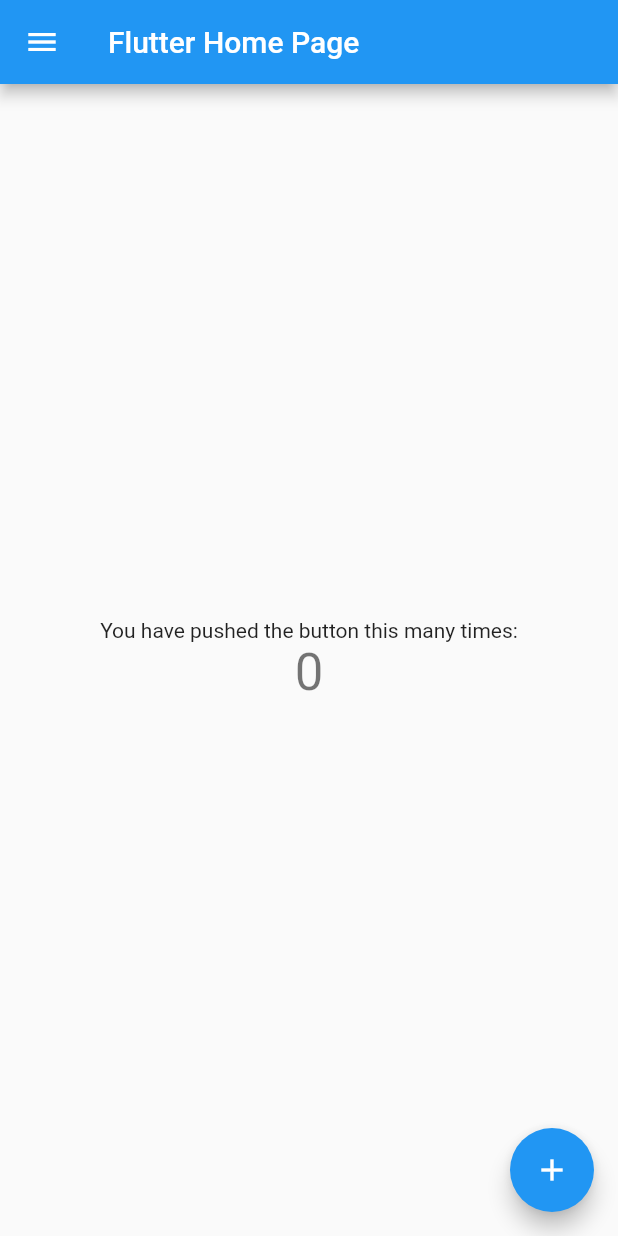
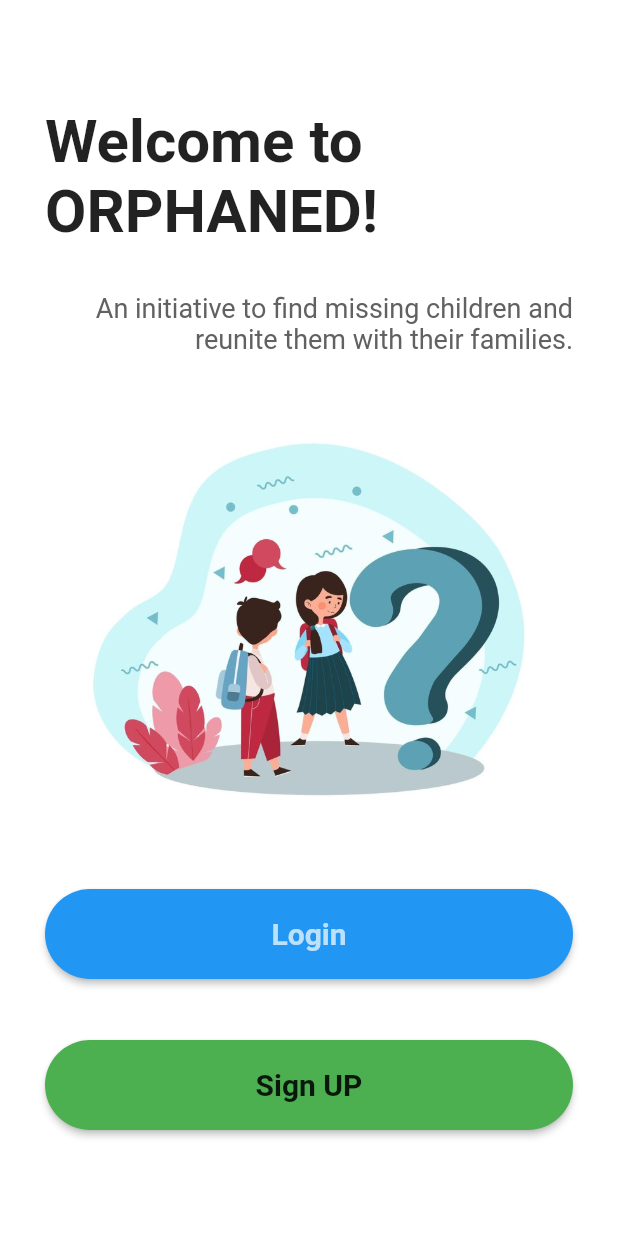
Before and after one commit to MajorProject-Orphaned/MajorProj-Orphaned-Frontend, a Flutter app: the screen it shows after launch, on a phone screen of 412 x 824 dp. Run offline on Flutter 3.47's test engine with Material 2 defaults, Android fonts, the phone set to English and light mode, and no system bars; our stand-ins replace google_fonts.

Commit message:
added home screen

```diff
--- a/lib/main.dart
+++ b/lib/main.dart
@@ -1,5 +1,7 @@
 import 'package:flutter/material.dart';
+import './screens/home_page.dart';
 import './widgets/app_drawer.dart';
+
 
 void main() {
   runApp(const MyApp());
@@ -25,94 +27,8 @@
         // is not restarted.
         primarySwatch: Colors.blue,
       ),
-      home: const MyHomePage(title: 'Flutter Home Page'),
+      home: HomePage(),
       debugShowCheckedModeBanner: false,
     );
   }
 }
-
-class MyHomePage extends StatefulWidget {
-  const MyHomePage({super.key, required this.title});
-
-  // This widget is the home page of your application. It is stateful, meaning
-  // that it has a State object (defined below) that contains fields that affect
-  // how it looks.
-
-  // This class is the configuration for the state. It holds the values (in this
-  // case the title) provided by the parent (in this case the App widget) and
-  // used by the build method of the State. Fields in a Widget subclass are
-  // always marked "final".
-
-  final String title;
-
-  @override
-  State<MyHomePage> createState() => _MyHomePageState();
-}
-
-class _MyHomePageState extends State<MyHomePage> {
-  int _counter = 0;
-
-  void _incrementCounter() {
-    setState(() {
-      // This call to setState tells the Flutter framework that something has
-      // changed in this State, which causes it to rerun the build method below
-      // so that the display can reflect the updated values. If we changed
-      // _counter without calling setState(), then the build method would not be
-      // called again, and so nothing would appear to happen.
-      _counter++;
-    });
-  }
-
-  @override
-  Widget build(BuildContext context) {
-    // This method is rerun every time setState is called, for instance as done
-    // by the _incrementCounter method above.
-    //
-    // The Flutter framework has been optimized to make rerunning build methods
-    // fast, so that you can just rebuild anything that needs updating rather
-    // than having to individually change instances of widgets.
-    return Scaffold(
-      appBar: AppBar(
-        // Here we take the value from the MyHomePage object that was created by
-        // the App.build method, and use it to set our appbar title.
-        title: Text(widget.title),
-      ),
-      drawer: AppDrawer(),
-      body: Center(
-        // Center is a layout widget. It takes a single child and positions it
-        // in the middle of the parent.
-        child: Column(
-          // Column is also a layout widget. It takes a list of children and
-          // arranges them vertically. By default, it sizes itself to fit its
-          // children horizontally, and tries to be as tall as its parent.
-          //
-          // Invoke "debug painting" (press "p" in the console, choose the
-          // "Toggle Debug Paint" action from the Flutter Inspector in Android
-          // Studio, or the "Toggle Debug Paint" command in Visual Studio Code)
-          // to see the wireframe for each widget.
-          //
-          // Column has various properties to control how it sizes itself and
-          // how it positions its children. Here we use mainAxisAlignment to
-          // center the children vertically; the main axis here is the vertical
-          // axis because Columns are vertical (the cross axis would be
-          // horizontal).
-          mainAxisAlignment: MainAxisAlignment.center,
-          children: <Widget>[
-            const Text(
-              'You have pushed the button this many times:',
-            ),
-            Text(
-              '$_counter',
-              style: Theme.of(context).textTheme.headlineMedium,
-            ),
-          ],
-        ),
-      ),
-      floatingActionButton: FloatingActionButton(
-        onPressed: _incrementCounter,
-        tooltip: 'Increment',
-        child: const Icon(Icons.add),
-      ), // This trailing comma makes auto-formatting nicer for build methods.
-    );
-  }
-}
--- /dev/null
+++ b/lib/screens/home_page.dart
@@ -0,0 +1,88 @@
+import 'package:flutter/material.dart';
+import 'package:google_fonts/google_fonts.dart';
+
+class HomePage extends StatelessWidget {
+  const HomePage({super.key});
+
+  @override
+  Widget build(BuildContext context) {
+    return Scaffold(
+      body: SafeArea(
+        child: Container(
+          color: Colors.white,
+          width: double.infinity,
+          height: MediaQuery.of(context).size.height,
+          padding: EdgeInsets.symmetric(horizontal: 30, vertical: 30),
+          child: Column(
+            mainAxisAlignment: MainAxisAlignment.spaceEvenly,
+            children: [
+              Column(
+                crossAxisAlignment: CrossAxisAlignment.center,
+                children: [
+                  Text(
+                    "Welcome to ORPHANED!",
+                    textAlign: TextAlign.left,
+                    style: GoogleFonts.roboto(
+                      textStyle: TextStyle(
+                        fontWeight: FontWeight.bold,
+                        fontSize: 40,
+                      ),
+                    ),
+                  ),
+                  SizedBox(
+                    height: 30,
+                  ),
+                  Text(
+                    "An initiative to find missing children and reunite them with their families.",
+                    textAlign: TextAlign.right,
+                    style: TextStyle(color: Colors.grey[700], fontSize: 18),
+                  ),
+                ],
+              ),
+              Container(
+                height: MediaQuery.of(context).size.height / 3,
+                decoration: BoxDecoration(
+                  image: DecorationImage(
+                    image: AssetImage('assets/images/intro-image.jpeg'),
+                  ),
+                ),
+              ),
+              MaterialButton(
+                minWidth: double.infinity,
+                height: 60,
+                onPressed: () {},
+                color: Theme.of(context).primaryColor,
+                shape: RoundedRectangleBorder(
+                  borderRadius: BorderRadius.circular(40),
+                ),
+                child: Text(
+                  "Login",
+                  style: TextStyle(
+                      fontWeight: FontWeight.w600,
+                      fontSize: 20,
+                      color: Colors.white70),
+                ),
+              ),
+              MaterialButton(
+                minWidth: double.infinity,
+                height: 60,
+                onPressed: () {},
+                color: Colors.green,
+                shape: RoundedRectangleBorder(
+                  borderRadius: BorderRadius.circular(40),
+                ),
+                child: Text(
+                  "Sign UP",
+                  style: TextStyle(
+                    fontWeight: FontWeight.w600,
+                    fontSize: 20,
+                  ),
+                ),
+              ),
+            ],
+          ),
+        ),
+      ),
+    );
+  }
+}
--- a/pubspec.yaml
+++ b/pubspec.yaml
@@ -32,6 +32,7 @@
     sdk: flutter
 
   getwidget: ^2.0.4
+  google_fonts: ^4.0.3
 
 
   # The following adds the Cupertino Icons font to your application.
@@ -61,8 +62,8 @@
   uses-material-design: true
 
   # To add assets to your application, add an assets section, like this:
-  # assets:
-  #   - images/a_dot_burr.jpeg
+  assets:
+    - assets/images/intro-image.jpeg
   #   - images/a_dot_ham.jpeg
 
   # An image asset can refer to one or more resolution-specific "variants", see
```
Also changed, not shown: assets/images/intro-image.jpeg (added), pubspec.lock, 1 other file.
